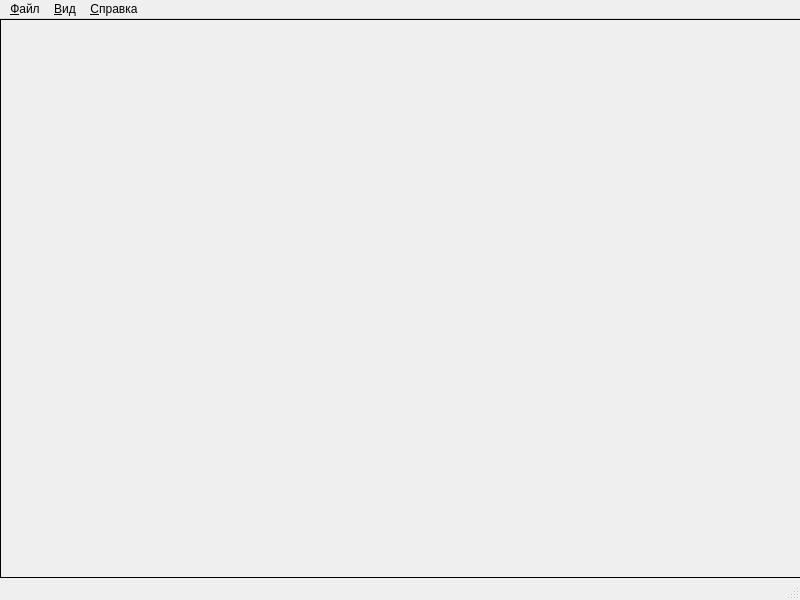
The window that Qt-task-1/PolarGraphWindow.ui (ArtNlk/Qt-Polar-plotter) describes before a commit, drawn with Qt 5.
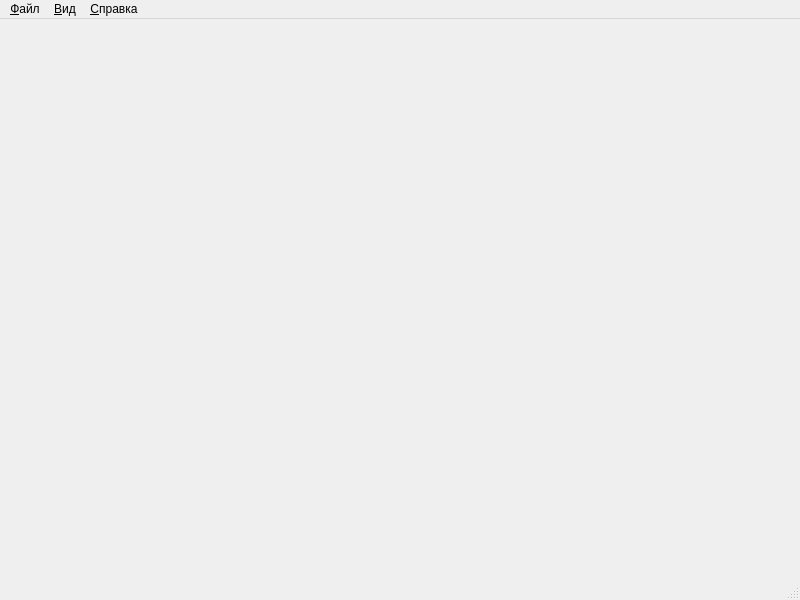
The same window after the commit.

Patch:
```diff
--- a/Qt-task-1/PolarGraphWindow.ui
+++ b/Qt-task-1/PolarGraphWindow.ui
@@ -14,6 +14,12 @@
    <string>Polar plotter</string>
   </property>
   <widget class="QWidget" name="centralwidget">
+   <property name="minimumSize">
+    <size>
+     <width>128</width>
+     <height>128</height>
+    </size>
+   </property>
    <widget class="QLabel" name="plotLabel">
     <property name="geometry">
      <rect>
@@ -24,7 +30,7 @@
      </rect>
     </property>
     <property name="frameShape">
-     <enum>QFrame::Box</enum>
+     <enum>QFrame::NoFrame</enum>
     </property>
     <property name="text">
      <string/>
```
